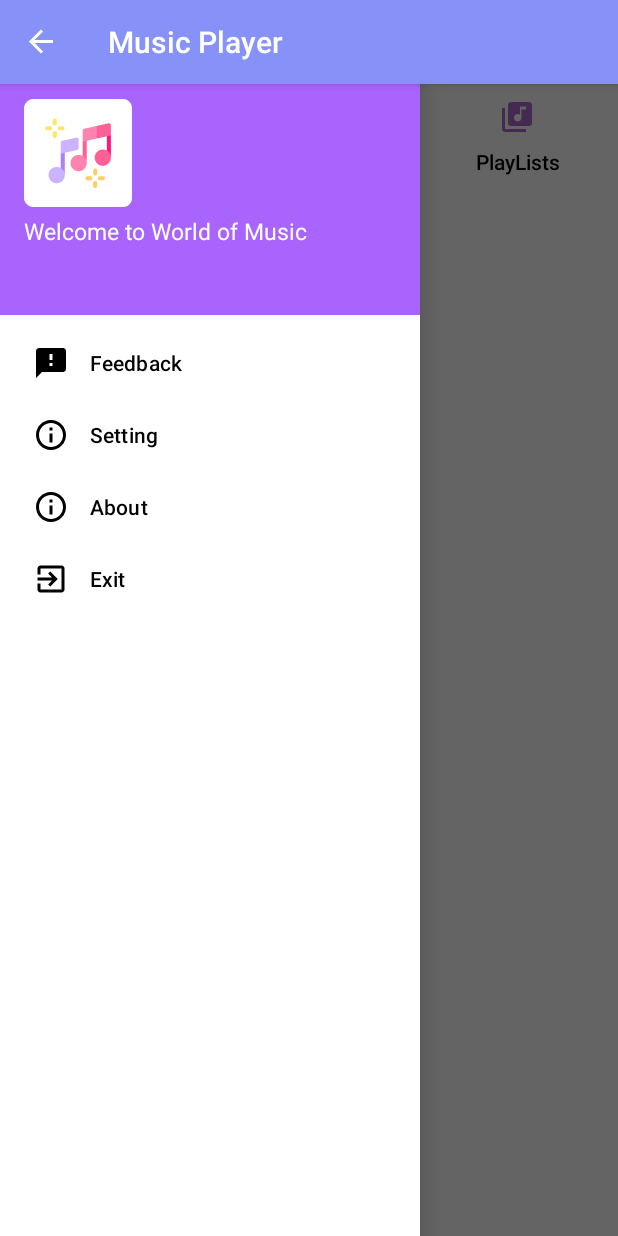
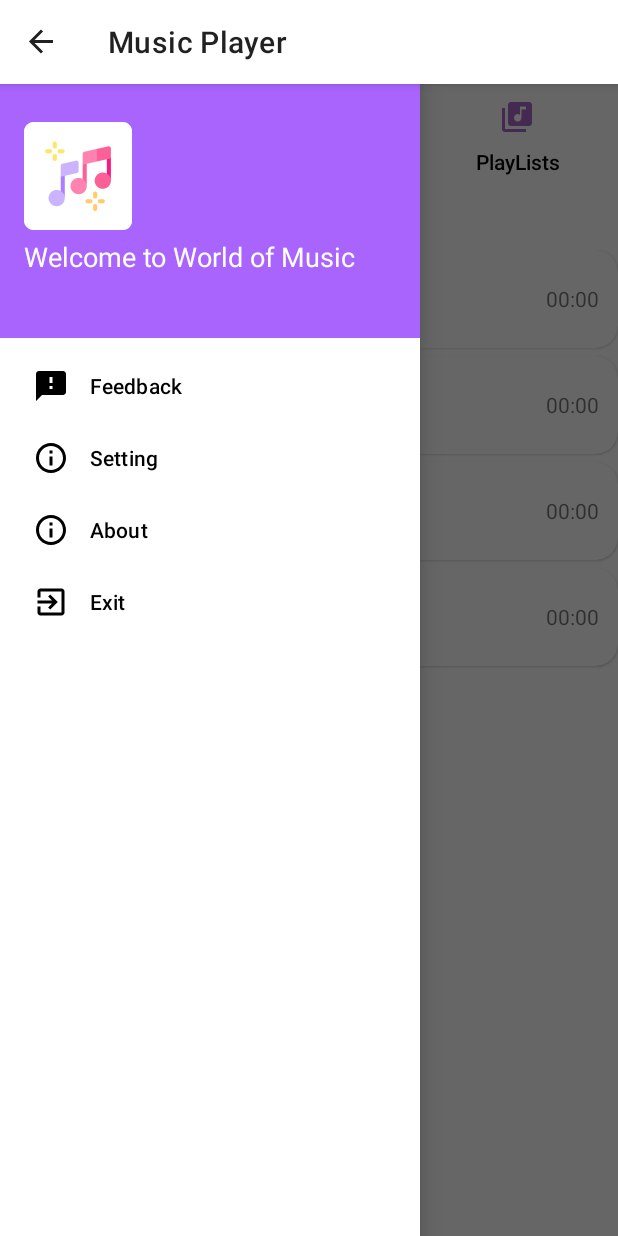
Before and after one commit to kainfuon/MusicPlayer, an Android app: the screen it shows after launch (MainActivity), with the side drawer open, on a phone screen of 412 x 824 dp. Run offline under Robolectric (Android 15) with nearby library versions, the phone set to English and light mode, and no system bars.

Commit message:
theme commit

```diff
--- a/app/src/main/AndroidManifest.xml
+++ b/app/src/main/AndroidManifest.xml
@@ -1,6 +1,7 @@
 <?xml version="1.0" encoding="utf-8"?>
 <manifest xmlns:android="http://schemas.android.com/apk/res/android"
-    xmlns:tools="http://schemas.android.com/tools">
+    xmlns:tools="http://schemas.android.com/tools"
+    package="com.example.musicPlayer">
 
     <uses-permission android:name="android.permission.WRITE_EXTERNAL_STORAGE"
         tools:ignore="ScopedStorage" />
--- a/app/src/main/java/com/example/musicPlayer/FavouriteActivity.kt
+++ b/app/src/main/java/com/example/musicPlayer/FavouriteActivity.kt
@@ -5,10 +5,11 @@ import androidx.appcompat.app.AppCompatActivity
 import com.example.musicPlayer.databinding.ActivityFavouriteBinding
 
 class FavouriteActivity : AppCompatActivity() {
+
     private lateinit var binding: ActivityFavouriteBinding
     override fun onCreate(savedInstanceState: Bundle?) {
         super.onCreate(savedInstanceState)
-        setTheme(R.style.Theme_MusicPlayer)
+        setTheme(R.style.coolPinkNav)
 //        setContentView(R.layout.activity_favourite)
         binding = ActivityFavouriteBinding.inflate(layoutInflater)
         setContentView(binding.root)
--- a/app/src/main/java/com/example/musicPlayer/MainActivity.kt
+++ b/app/src/main/java/com/example/musicPlayer/MainActivity.kt
@@ -9,6 +9,7 @@ import android.widget.Toast
 import androidx.appcompat.app.ActionBarDrawerToggle
 import androidx.appcompat.app.AppCompatActivity
 import androidx.core.app.ActivityCompat
+import androidx.recyclerview.widget.LinearLayoutManager
 import com.example.musicPlayer.databinding.ActivityMainBinding
 import kotlin.system.exitProcess
 
@@ -16,17 +17,10 @@ class MainActivity : AppCompatActivity() {
 
     private lateinit var binding: ActivityMainBinding
     private lateinit var togger: ActionBarDrawerToggle
+    private lateinit var musicAdapter: MusicAdapter
     override fun onCreate(savedInstanceState: Bundle?) {
         super.onCreate(savedInstanceState)
-        requestRuntimePermission()
-        setTheme(R.style.Theme_MusicPlayer)
-        binding = ActivityMainBinding.inflate(layoutInflater)
-        setContentView(binding.root)
-
-        togger = ActionBarDrawerToggle(this, binding.root, R.string.open, R.string.close)
-        binding.root.addDrawerListener(togger)
-        togger.syncState()
-        supportActionBar?.setDisplayHomeAsUpEnabled(true)
+        intializeLayout()
 
         binding.shuffleBtn.setOnClickListener {
             val intent = Intent(this@MainActivity, PlayerActivity::class.java)
@@ -53,7 +47,22 @@ class MainActivity : AppCompatActivity() {
     }
 
     // For requesting permission
-//
+
+//    private fun requestRuntimePermission() {
+//        if (ActivityCompat.checkSelfPermission(
+//                this,
+//                android.Manifest.permission.WRITE_EXTERNAL_STORAGE
+//            )
+//            != PackageManager.PERMISSION_GRANTED
+//        ) {
+//            ActivityCompat.requestPermissions(
+//                this,
+//                arrayOf(android.Manifest.permission.WRITE_EXTERNAL_STORAGE),
+//                13
+//            )
+//        }
+//    }
+
     private fun requestRuntimePermission() :Boolean{
         if(Build.VERSION.SDK_INT < Build.VERSION_CODES.TIRAMISU){
             if(ActivityCompat.checkSelfPermission(this, android.Manifest.permission.WRITE_EXTERNAL_STORAGE)
@@ -94,5 +103,28 @@ class MainActivity : AppCompatActivity() {
         return super.onOptionsItemSelected(item)
     }
 
+    private fun intializeLayout() {
+        requestRuntimePermission()
+        setTheme(R.style.coolPinkNav)
+        binding = ActivityMainBinding.inflate(layoutInflater)
+        setContentView(binding.root)
+
+        togger = ActionBarDrawerToggle(this, binding.root, R.string.open, R.string.close)
+        binding.root.addDrawerListener(togger)
+        togger.syncState()
+        supportActionBar?.setDisplayHomeAsUpEnabled(true)
+
+        val musicList = ArrayList<String>()
+        musicList.add("1 Song")
+        musicList.add("2 Song")
+        musicList.add("3 Song")
+        musicList.add("4 Song")
+
+        binding.musicRV.setHasFixedSize(true)
+        binding.musicRV.setItemViewCacheSize(13)
+        binding.musicRV.layoutManager = LinearLayoutManager(this@MainActivity)
+        musicAdapter = MusicAdapter(this@MainActivity, musicList)
+        binding.musicRV.adapter = musicAdapter
+    }
 
 }
--- /dev/null
+++ b/app/src/main/java/com/example/musicPlayer/Music.kt
@@ -0,0 +1,3 @@
+package com.example.musicPlayer
+
+data class Music(val id:String, val title:String, val albums:String, val artist:String, val duration:Long = 0, val path: String)
--- /dev/null
+++ b/app/src/main/java/com/example/musicPlayer/MusicAdapter.kt
@@ -0,0 +1,30 @@
+package com.example.musicPlayer
+
+import android.content.Context
+import android.view.LayoutInflater
+import android.view.ViewGroup
+import androidx.recyclerview.widget.RecyclerView
+import com.example.musicPlayer.databinding.MusicViewBinding
+
+
+class MusicAdapter(private val context: Context, private val musicList: ArrayList<String>) : RecyclerView.Adapter<MusicAdapter.MyHolder>() {
+    class MyHolder(binding: MusicViewBinding) : RecyclerView.ViewHolder(binding.root) {
+        val title = binding.songNameMV
+        val album = binding.songAlbumMV
+        val image = binding.imageMV
+        val duration = binding.songDuration
+    }
+
+    override fun onCreateViewHolder(parent: ViewGroup, viewType: Int): MusicAdapter.MyHolder {
+        return MyHolder(MusicViewBinding.inflate(LayoutInflater.from(context), parent, false))
+    }
+
+    override fun onBindViewHolder(holder: MusicAdapter.MyHolder, position: Int) {
+        holder.title.text = musicList[position]
+    }
+
+    override fun getItemCount(): Int {
+        return  musicList.size
+    }
+
+}
--- a/app/src/main/java/com/example/musicPlayer/PlayerActivity.kt
+++ b/app/src/main/java/com/example/musicPlayer/PlayerActivity.kt
@@ -9,7 +9,7 @@ class PlayerActivity : AppCompatActivity() {
     private lateinit var binding: ActivityPlayerBinding
     override fun onCreate(savedInstanceState: Bundle?) {
         super.onCreate(savedInstanceState)
-        setTheme(R.style.Theme_MusicPlayer)
+        setTheme(R.style.coolPinkNav)
 //        setContentView(R.layout.activity_player)
         binding = ActivityPlayerBinding.inflate(layoutInflater)
         setContentView(binding.root)
--- a/app/src/main/res/layout/activity_favourite.xml
+++ b/app/src/main/res/layout/activity_favourite.xml
@@ -7,6 +7,7 @@
     tools:context=".FavouriteActivity">
 
     <LinearLayout
+        android:id="@+id/linearLayout"
         android:layout_width="match_parent"
         android:layout_height="wrap_content"
         android:orientation="horizontal"
@@ -22,7 +23,8 @@
             android:contentDescription="@string/back_btn"
             android:backgroundTint="@android:color/transparent"
             android:tint="@color/white"
-            tools:ignore="UseAppTint" />
+            tools:ignore="UseAppTint"
+            android:padding="5dp"/>
 
         <TextView
             android:layout_width="match_parent"
--- a/app/src/main/res/layout/activity_main.xml
+++ b/app/src/main/res/layout/activity_main.xml
@@ -68,6 +68,7 @@
             android:layout_margin="10dp"/>
 
         <androidx.recyclerview.widget.RecyclerView
+            android:id="@+id/musicRV"
             android:layout_width="match_parent"
             android:layout_height="match_parent"/>
 
--- a/app/src/main/res/layout/activity_player.xml
+++ b/app/src/main/res/layout/activity_player.xml
@@ -22,7 +22,8 @@
             android:layout_height="wrap_content"
             android:src="@drawable/back_icon"
             android:background="@android:color/transparent"
-            android:contentDescription="@string/back_btn"/>
+            android:contentDescription="@string/back_btn"
+            android:padding="5dp"/>
 
         <TextView
             android:layout_width="0dp"
@@ -31,6 +32,7 @@
             android:textSize="20sp"
             android:gravity="center"
             android:layout_weight="1"
+            android:textColor="@color/black"
             tools:ignore="NestedWeights" />
 
 <!--    favourites button-->
--- a/app/src/main/res/layout/activity_playlist.xml
+++ b/app/src/main/res/layout/activity_playlist.xml
@@ -22,7 +22,8 @@
             android:contentDescription="@string/back_btn"
             android:backgroundTint="@android:color/transparent"
             android:tint="@color/white"
-            tools:ignore="UseAppTint" />
+            tools:ignore="UseAppTint"
+            android:padding="5dp"/>
 
         <TextView
             android:layout_width="match_parent"
--- /dev/null
+++ b/app/src/main/res/layout/music_view.xml
@@ -0,0 +1,58 @@
+<?xml version="1.0" encoding="utf-8"?>
+<com.google.android.material.card.MaterialCardView
+    xmlns:android="http://schemas.android.com/apk/res/android"
+    xmlns:tools="http://schemas.android.com/tools"
+    android:layout_width="match_parent"
+    android:layout_height="65dp"
+    xmlns:app="http://schemas.android.com/apk/res-auto"
+    app:cardCornerRadius="15dp"
+    android:layout_marginBottom="5dp"
+    tools:ignore="MissingDefaultResource">
+
+    <com.google.android.material.imageview.ShapeableImageView
+        android:id="@+id/imageMV"
+        android:layout_width="60dp"
+        android:layout_height="55dp"
+        android:src="@mipmap/music_player_icon"
+        app:shapeAppearanceOverlay="@style/curved"
+        android:layout_marginStart="5dp"
+        android:layout_marginVertical="5dp"/>
+
+    <TextView
+        android:id="@+id/songNameMV"
+        android:layout_width="wrap_content"
+        android:layout_height="35dp"
+        android:layout_toStartOf="@id/songDuration"
+        android:layout_toEndOf="@id/imageMV"
+        android:gravity="center_vertical"
+        android:singleLine="true"
+        android:text="@string/song_name"
+        android:textColor="?colorOnPrimary"
+        android:layout_marginStart="70dp"
+        android:layout_marginEnd="50dp"/>
+
+    <TextView
+        android:id="@+id/songAlbumMV"
+        android:layout_width="wrap_content"
+        android:layout_height="25dp"
+        android:text="@string/song_name"
+        android:layout_toEndOf="@id/imageMV"
+        android:layout_toStartOf="@id/songDuration"
+        android:layout_marginTop="30dp"
+        android:gravity="center_vertical"
+        android:singleLine="true"
+        android:layout_marginStart="70dp"
+        android:layout_marginEnd="50dp"/>
+
+    <TextView
+        android:id="@+id/songDuration"
+        android:layout_width="50dp"
+        android:layout_height="match_parent"
+        android:text="@string/start_tv"
+        android:layout_alignParentEnd="true"
+        android:gravity="center"
+        android:layout_gravity="end"
+
+        android:layout_marginHorizontal="5dp"/>
+
+</com.google.android.material.card.MaterialCardView>
--- a/app/src/main/res/layout/nav_header.xml
+++ b/app/src/main/res/layout/nav_header.xml
@@ -5,7 +5,7 @@
     android:padding="16dp"
     android:background="@color/purple_500"
     android:orientation="vertical"
-    android:layout_marginTop="40dp">
+    android:layout_marginTop="55dp">
 
     <ImageView
         android:layout_width="wrap_content"
@@ -21,7 +21,7 @@
         android:layout_height="wrap_content"
         android:paddingTop="5dp"
         android:text="@string/text_nav"
-        android:textSize="15sp"
+        android:textSize="18sp"
         android:textColor="@color/white" />
 
 </LinearLayout>
--- /dev/null
+++ b/app/src/main/res/values-night-v29/themes.xml
@@ -0,0 +1,37 @@
+<?xml version="1.0" encoding="utf-8"?>
+<resources xmlns:tools="http://schemas.android.com/tools">
+
+    <style name="Theme.MusicPlayer" parent="Theme.Material3.DayNight.NoActionBar">
+        <!-- Customize your dark theme here. -->
+        <!-- <item name="colorPrimary">@color/my_dark_primary</item> -->
+        <item name="android:statusBarColor" tools:targetApi="l">?attr/colorPrimaryVariant</item>
+        <item name="android:forceDarkAllowed">false</item>
+    </style>
+
+    <attr name="themeColor" format="color"/>
+
+    //Theme for Activities
+    <style name="coolPink" parent="Theme.MaterialComponents.Light.NoActionBar">
+        <item name="colorPrimary">@color/purple_500</item>
+        <item name="colorPrimaryVariant">@color/black</item>
+        <item name="colorOnPrimary">@color/black</item>
+        <item name="colorSecondary">@color/teal_200</item>
+        <item name="colorSecondaryVariant">@color/teal_700</item>
+        <item name="colorOnSecondary">@color/black</item>
+        <item name="android:statusBarColor" tools:targetApi="l">@color/cool_pink</item>
+        <item name="android:forceDarkAllowed">false</item>
+    </style>
+
+    //Theme for Navigation Drawer
+    <style name="coolPinkNav" parent="Theme.MaterialComponents.Light">
+        <item name="colorPrimary">@color/white</item>
+        <item name="colorPrimaryVariant">@color/black</item>
+        <item name="colorOnPrimary">@color/black</item>
+        <item name="colorSecondary">@color/cool_pink</item>
+        <item name="colorSecondaryVariant">@color/teal_700</item>
+        <item name="colorOnSecondary">@color/black</item>
+        <item name="android:statusBarColor" tools:targetApi="l">@color/cool_pink</item>
+        <item name="android:forceDarkAllowed">false</item>
+    </style>
+
+</resources>
--- a/app/src/main/res/values-night/themes.xml
+++ b/app/src/main/res/values-night/themes.xml
@@ -1,7 +1,9 @@
 <resources xmlns:tools="http://schemas.android.com/tools">
     <!-- Base application theme. -->
-    <style name="Base.Theme.MusicPlayer" parent="Theme.Material3.DayNight.NoActionBar">
+    <style name="Theme.MusicPlayer" parent="Theme.Material3.DayNight.NoActionBar">
         <!-- Customize your dark theme here. -->
         <!-- <item name="colorPrimary">@color/my_dark_primary</item> -->
+
     </style>
+
 </resources>
--- a/app/src/main/res/values/colors.xml
+++ b/app/src/main/res/values/colors.xml
@@ -10,4 +10,10 @@
     <color name="purple_700">#FF3700B3</color>
     <color name="teal_200">#FF03DAC5</color>
     <color name="teal_700">#FF018786</color>
+    <!--Custom colors-->
+    <color name="cool_blue">#0091EA</color>
+    <color name="cool_green">#64DD17</color>
+    <color name="cool_pink">#F50057</color>
+    <color name="yellow">#FFD600</color>
+
 </resources>
--- a/app/src/main/res/values/themes.xml
+++ b/app/src/main/res/values/themes.xml
@@ -1,12 +1,12 @@
 <resources xmlns:tools="http://schemas.android.com/tools">
     <!-- Base application theme. -->
-    <style name="Base.Theme.MusicPlayer" parent="Theme.MaterialComponents.Light.DarkActionBar.Bridge">
+    <style name="Theme.MusicPlayer" parent="Theme.MaterialComponents.DayNight.DarkActionBar">
         <!-- Customize your light theme here. -->
         <!-- <item name="colorPrimary">@color/my_light_primary</item> -->
         <item name="colorPrimary">@color/lavender</item>
     </style>
 
-    <style name="Theme.MusicPlayer" parent="Base.Theme.MusicPlayer" />
+<!--    <style name="Theme.MusicPlayer" parent="Base.Theme.MusicPlayer" />-->
 
     <style name="splash_screen" parent="Theme.MaterialComponents.Light.NoActionBar">
         <item name="android:windowBackground">@drawable/splash_screen</item>
@@ -14,4 +14,30 @@
     </style>
 
     <attr name="themeColor" format="color"/>
+
+    //Theme for Activities
+    <style name="coolPink" parent="Theme.MaterialComponents.Light.NoActionBar">
+        <item name="themeColor">@color/cool_pink</item>
+        <item name="colorPrimary">@color/purple_500</item>
+        <item name="colorPrimaryVariant">@color/black</item>
+        <item name="colorOnPrimary">@color/black</item>
+        <item name="colorSecondary">@color/teal_200</item>
+        <item name="colorSecondaryVariant">@color/teal_700</item>
+        <item name="colorOnSecondary">@color/black</item>
+        <item name="android:statusBarColor" tools:targetApi="l">?attr/themeColor</item>
+        <item name="android:forceDarkAllowed" tools:targetApi="q">false</item>
+    </style>
+
+    //Theme for Navigation Drawer
+    <style name="coolPinkNav" parent="Theme.MaterialComponents.Light">
+        <item name="themeColor">@color/cool_pink</item>
+        <item name="colorPrimary">@color/white</item>
+        <item name="colorPrimaryVariant">@color/black</item>
+        <item name="colorOnPrimary">@color/black</item>
+        <item name="colorSecondary">@color/cool_pink</item>
+        <item name="colorSecondaryVariant">@color/teal_700</item>
+        <item name="colorOnSecondary">@color/black</item>
+        <item name="android:statusBarColor" tools:targetApi="l">?attr/themeColor</item>
+        <item name="android:forceDarkAllowed" tools:targetApi="q">false</item>
+    </style>
 </resources>
```
Also changed, not shown: app/src/main/java/com/example/musicPlayer/PlaylistActivity.kt (+4 -3 lines), app/src/main/res/layout/app_bar_main.xml (deleted, +0 -23 lines).
